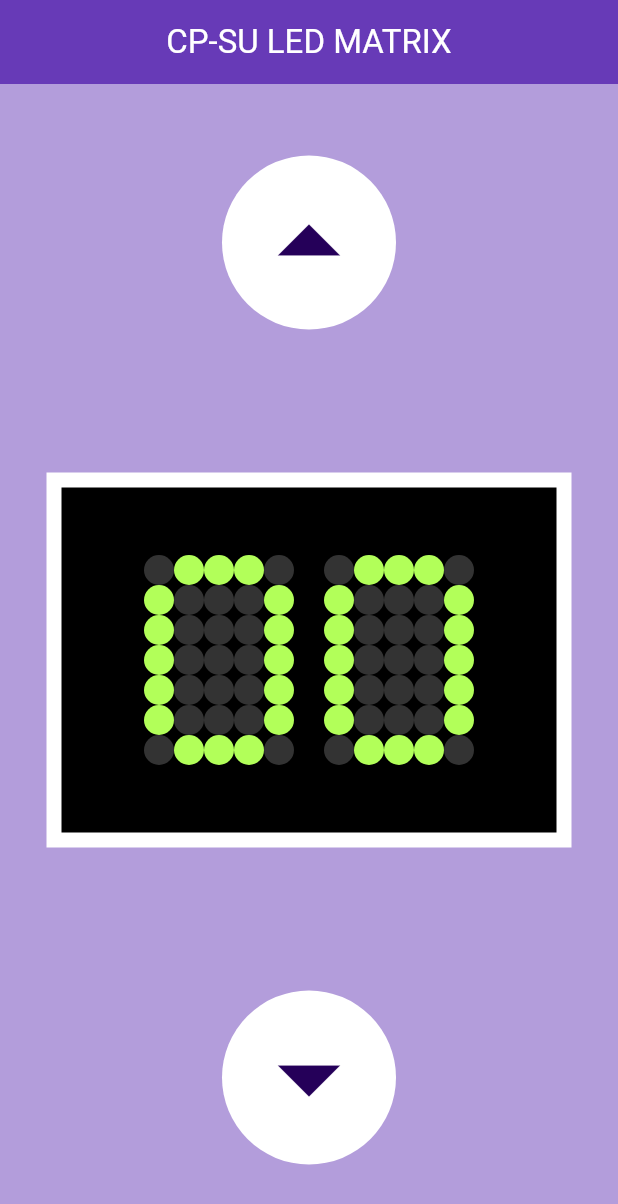
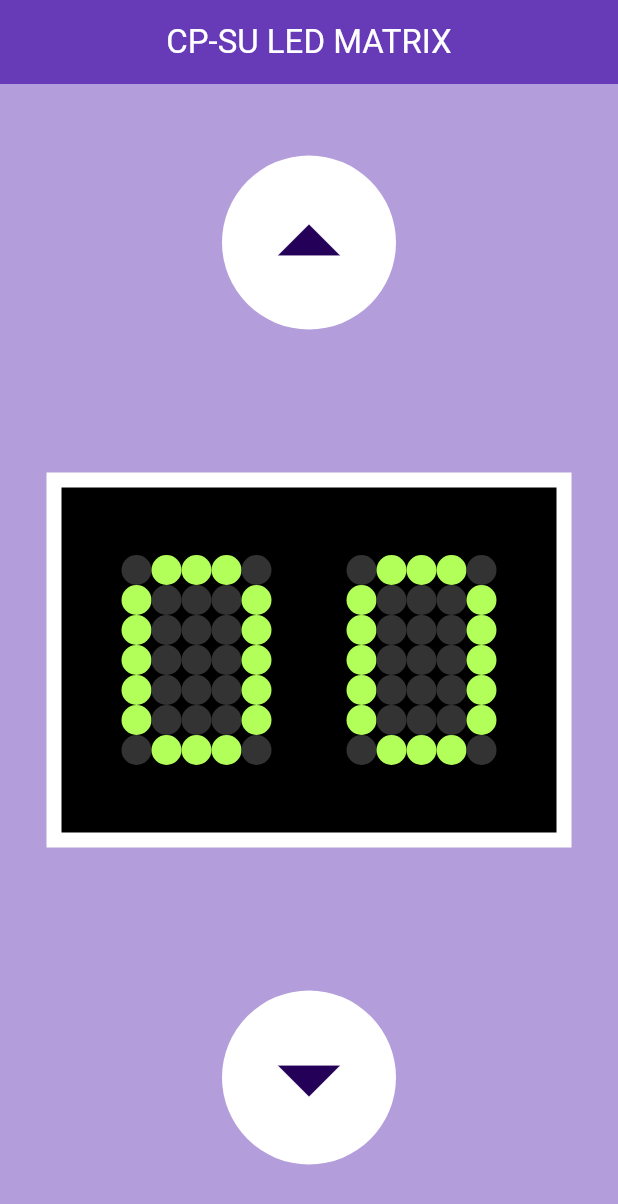
Before and after one commit to 640710522Thanapol/hw4, a Flutter app: the screen it shows after launch, on a phone screen of 412 x 824 dp. Shown: the top 1204 px of the screen. Run offline on Flutter 3.47's test engine with Material 3 defaults, Android fonts, the phone set to English and light mode, and no system bars.

Commit message:
แก้อีกรอบ

```diff
--- a/lib/main.dart
+++ b/lib/main.dart
@@ -83,7 +83,7 @@ class _MyHomepageState extends State<MyHomepage> {
                       Row(
                         children: [
                           matrix(number, 0),
-                          SizedBox(width: 20,),
+                          SizedBox(width: 50,),
                           matrix(number, 1),
                         ],
                       )
```
